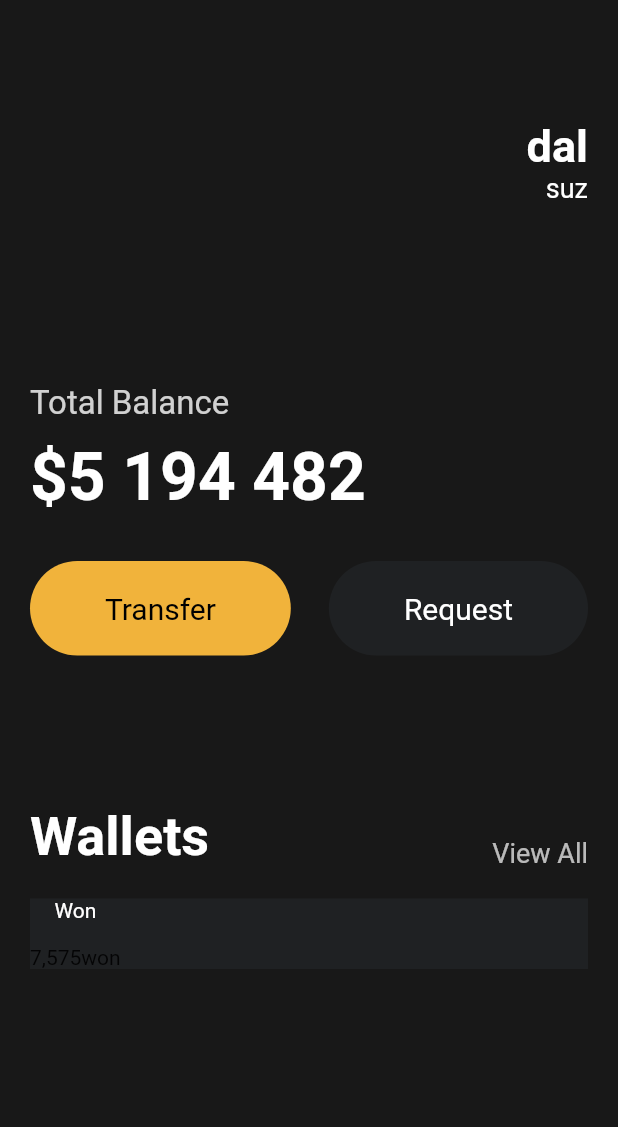
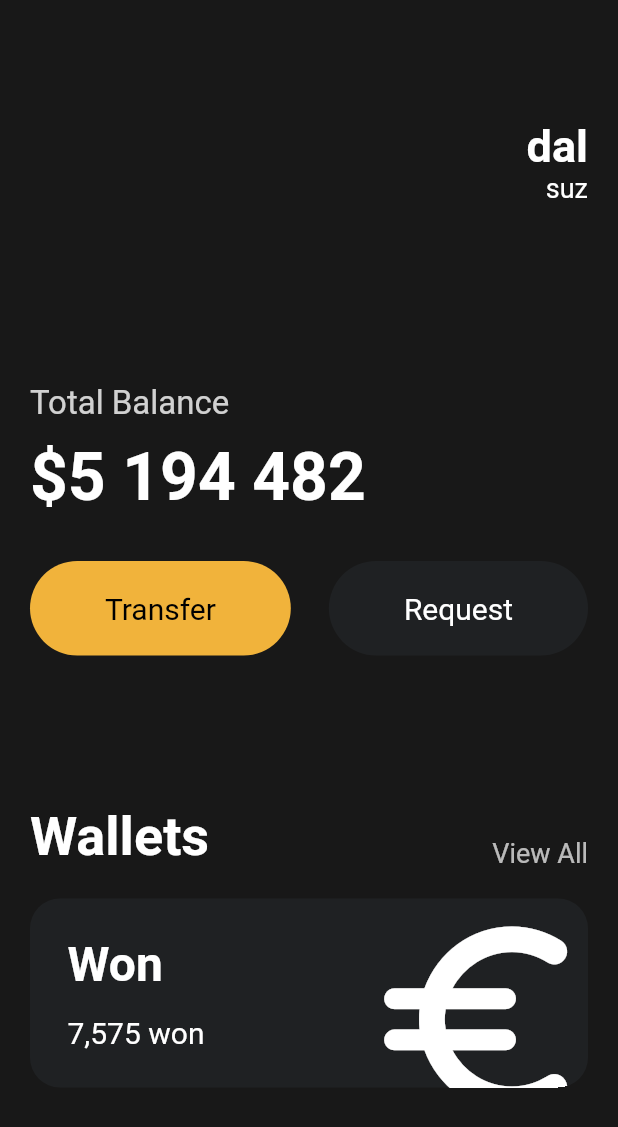
Before and after one commit to MoonhaloSUZ/Flutter, a Flutter app: the screen it shows after launch, on a phone screen of 412 x 824 dp. Shown: the top 1127 px of the screen. Run offline on Flutter 3.47's test engine with Material 2 defaults, Android fonts, the phone set to English and light mode, and no system bars.

Commit message:
Container의 Transform 이용

```diff
--- a/webtoon/lib/main.dart
+++ b/webtoon/lib/main.dart
@@ -142,17 +142,26 @@ class App extends StatelessWidget {
                   height: 20,
                 ),
                 Container(
-                  decoration: const BoxDecoration(
-                    color: Color(0xFF1F2123),
+                  clipBehavior: Clip.hardEdge,
+                  decoration: BoxDecoration(
+                    color: const Color(0xFF1F2123),
+                    borderRadius: BorderRadius.circular(20),
                   ),
+                  child: Padding(
+                    padding: const EdgeInsets.symmetric(
+                        vertical: 25, horizontal: 25),
                     child: Row(
+                      mainAxisAlignment: MainAxisAlignment.spaceBetween,
                       children: [
                         Column(
+                          crossAxisAlignment: CrossAxisAlignment.start,
                           children: [
                             const Text(
                               'Won',
                               style: TextStyle(
                                 color: Colors.white,
+                                fontSize: 32,
+                                fontWeight: FontWeight.w600,
                               ),
                             ),
                             const SizedBox(
@@ -160,13 +169,43 @@ class App extends StatelessWidget {
                             ),
                             Row(
                               children: const [
-                              Text('7,575'),
-                              Text('won'),
+                                Text(
+                                  '7,575',
+                                  style: TextStyle(
+                                    color: Colors.white,
+                                    fontSize: 20,
+                                  ),
+                                ),
+                                SizedBox(
+                                  width: 5,
+                                ),
+                                Text(
+                                  'won',
+                                  style: TextStyle(
+                                    color: Colors.white,
+                                    fontSize: 20,
+                                  ),
+                                ),
                               ],
                             ),
                           ],
                         ),
+                        Transform.scale(
+                          //아래 Icon()에서 size를 키우면 카드가 함께 커지기 때문에
+                          //Transform.을 사용하여 아이콘만 크기 조절 되도록 만듦
+                          scale: 2.2,
+                          child: Transform.translate(
+                            //아이콘의 x,y 좌표 변경을 위해 translate 사용
+                            offset: const Offset(-4, 8),
+                            child: const Icon(
+                              Icons.euro_rounded,
+                              color: Colors.white,
+                              size: 75,
+                            ),
+                          ),
+                        )
                       ],
+                    ),
                   ),
                 ),
               ],
```
Lines whose indentation alone changed are shown as unchanged.
